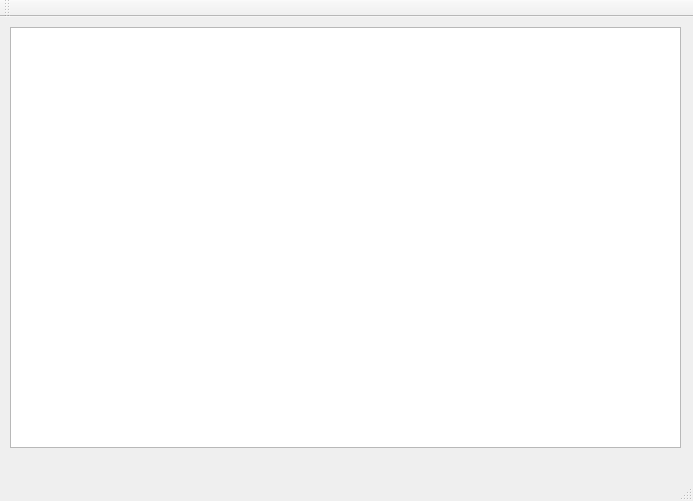
Old version of the form ViewerQt/viewerqt.ui in the repository Sektor527/Theseus.
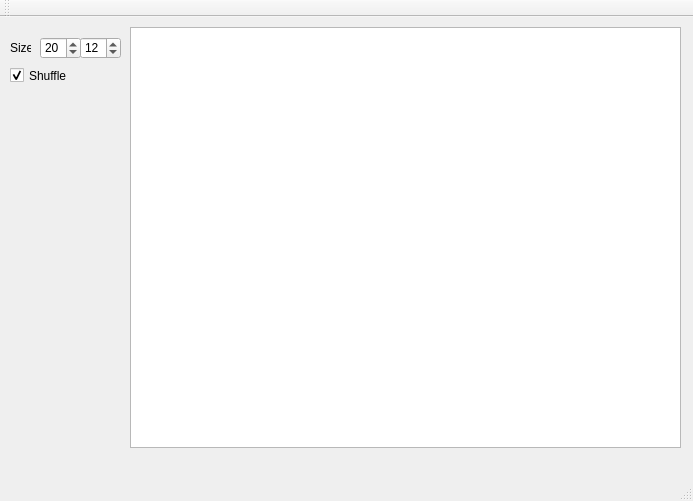
New version of the form.

Commit message: Added maze generation settings

Diff of the .ui file:
```diff
--- a/ViewerQt/viewerqt.ui
+++ b/ViewerQt/viewerqt.ui
@@ -20,13 +20,74 @@
    <widget class="QGraphicsView" name="graphicsView">
     <property name="geometry">
      <rect>
-      <x>10</x>
+      <x>130</x>
       <y>10</y>
-      <width>671</width>
+      <width>551</width>
       <height>421</height>
      </rect>
     </property>
    </widget>
+   <widget class="QSpinBox" name="width">
+    <property name="geometry">
+     <rect>
+      <x>40</x>
+      <y>20</y>
+      <width>41</width>
+      <height>22</height>
+     </rect>
+    </property>
+    <property name="minimum">
+     <number>2</number>
+    </property>
+    <property name="value">
+     <number>20</number>
+    </property>
+   </widget>
+   <widget class="QSpinBox" name="height">
+    <property name="geometry">
+     <rect>
+      <x>80</x>
+      <y>20</y>
+      <width>41</width>
+      <height>22</height>
+     </rect>
+    </property>
+    <property name="minimum">
+     <number>2</number>
+    </property>
+    <property name="value">
+     <number>12</number>
+    </property>
+   </widget>
+   <widget class="QLabel" name="label">
+    <property name="geometry">
+     <rect>
+      <x>10</x>
+      <y>20</y>
+      <width>21</width>
+      <height>21</height>
+     </rect>
+    </property>
+    <property name="text">
+     <string>Size</string>
+    </property>
+   </widget>
+   <widget class="QCheckBox" name="shuffle">
+    <property name="geometry">
+     <rect>
+      <x>10</x>
+      <y>50</y>
+      <width>111</width>
+      <height>17</height>
+     </rect>
+    </property>
+    <property name="text">
+     <string>Shuffle</string>
+    </property>
+    <property name="checked">
+     <bool>true</bool>
+    </property>
+   </widget>
   </widget>
   <widget class="QMenuBar" name="menuBar">
    <property name="geometry">
```
Left out of the diff: 2 changed lines with no effect on the pictures. The commit also changes 2 other files.
